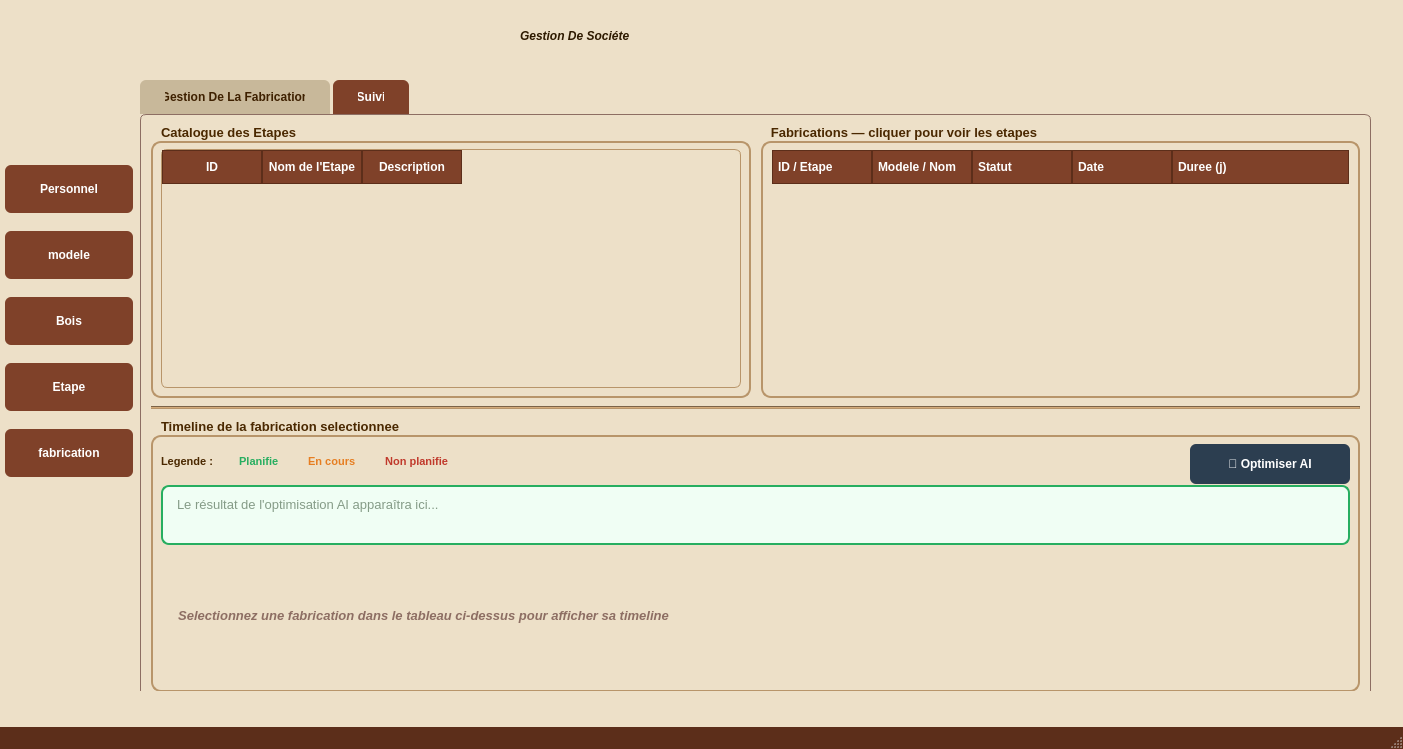
Old version of the form mainwindow.ui in the repository Esprit-UP-Algo/projetcpp2526-s2-2a6-smart-carpentry-workshop-mangement.
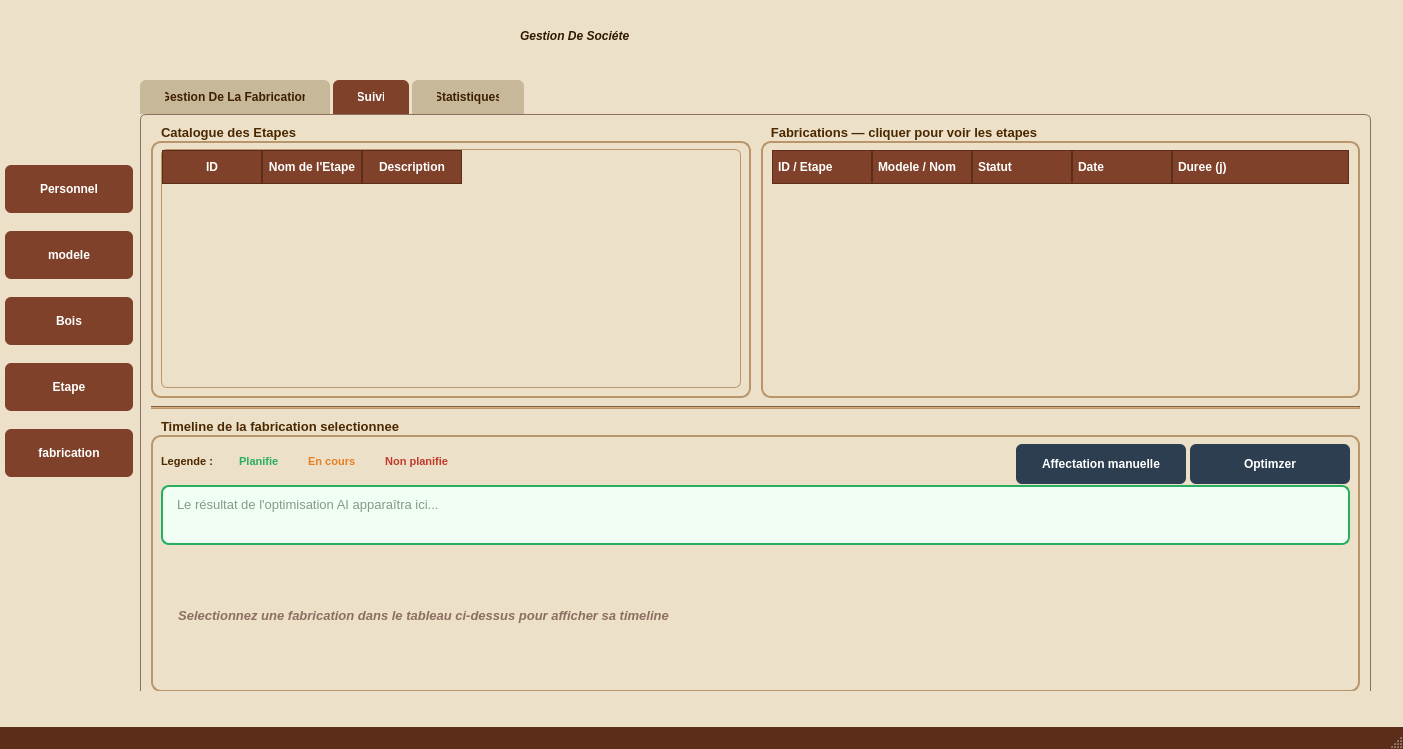
New version of the form. The open tabs and pages were chosen to show the change. Icons and pictures are not drawn.

Diff of the .ui file:
```diff
--- a/mainwindow.ui
+++ b/mainwindow.ui
@@ -1016,6 +1016,37 @@
                </property>
               </spacer>
              </item>
+             <item>
+              <widget class="QPushButton" name="btnAffectationManuelle">
+               <property name="minimumSize">
+                <size>
+                 <width>170</width>
+                 <height>40</height>
+                </size>
+               </property>
+               <property name="maximumSize">
+                <size>
+                 <width>210</width>
+                 <height>34</height>
+                </size>
+               </property>
+               <property name="styleSheet">
+                <string notr="true">
+background-color: #2C3E50;
+color: #FFFFFF;
+border: none;
+border-radius: 6px;
+padding: 6px 14px;
+font-weight: bold;
+font-size: 12px;
+min-height: 28px;
+                </string>
+               </property>
+               <property name="text">
+                <string>Affectation manuelle</string>
+               </property>
+              </widget>
+             </item>
              <item>
               <widget class="QPushButton" name="btn_optimizer_ai">
                <property name="minimumSize">
@@ -1046,7 +1077,7 @@
                 </string>
                </property>
                <property name="text">
-                <string>🤖 Optimiser AI</string>
+                <string>Optimzer</string>
                </property>
               </widget>
              </item>
@@ -1158,6 +1189,21 @@
         </item>
        </layout>
       </widget>
+      <widget class="QWidget" name="tab_statistiques">
+       <attribute name="title">
+        <string>Statistiques</string>
+       </attribute>
+       <widget class="QWidget" name="placeholder_stats" native="true">
+        <property name="geometry">
+         <rect>
+          <x>0</x>
+          <y>0</y>
+          <width>1231</width>
+          <height>621</height>
+         </rect>
+        </property>
+       </widget>
+      </widget>
      </widget>
     </widget>
     <widget class="QWidget" name="page">
```
Left out of the diff: 12 changed lines with no effect on the pictures.
